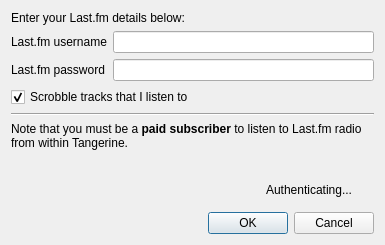
Above: src/lastfmconfig.ui from clementine-player/Clementine before the change. Below: the same form after it.
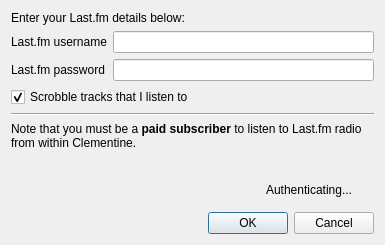
That is the form after the change. Custom widgets are drawn as their Qt base class.

Commit message: Rename tangerine to clementine

```diff
--- a/src/lastfmconfig.ui
+++ b/src/lastfmconfig.ui
@@ -69,7 +69,7 @@
    <item>
     <widget class="QLabel" name="label_4">
      <property name="text">
-      <string>Note that you must be a &lt;b&gt;paid subscriber&lt;/b&gt; to listen to Last.fm radio from within Tangerine.</string>
+      <string>Note that you must be a &lt;span style=&quot; font-weight:600;&quot;&gt;paid subscriber&lt;/span&gt; to listen to Last.fm radio from within Clementine.</string>
      </property>
      <property name="wordWrap">
       <bool>true</bool>
```
The commit also changes 10 other files.
